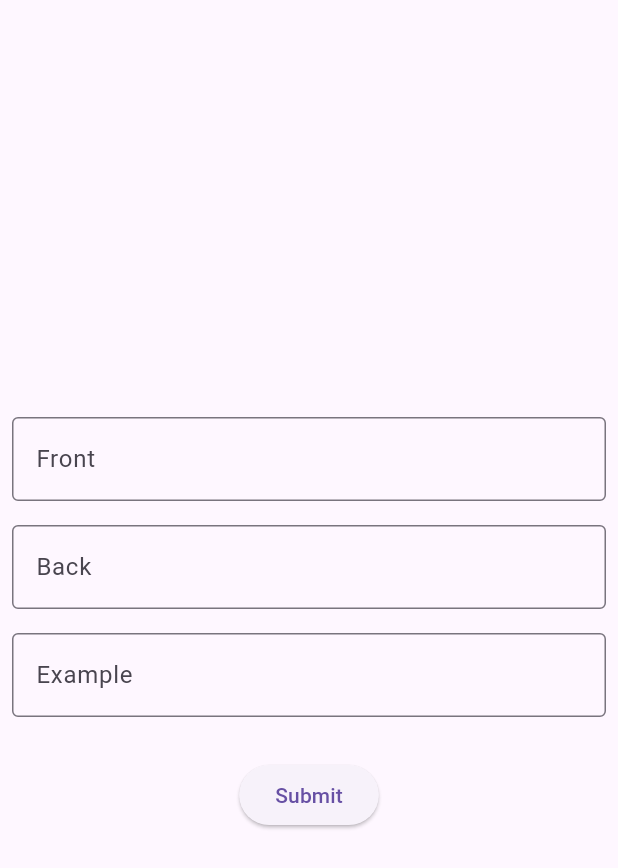
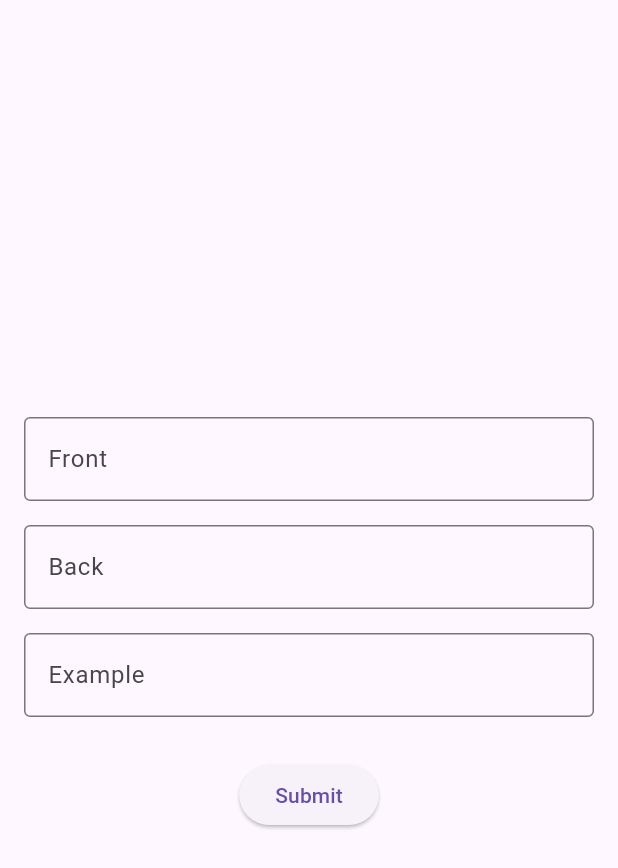
Before and after one commit to mkizhevsk/tf_mobile, a Flutter app: the screen it shows after launch, after a tap on the "add" icon, on a phone screen of 412 x 824 dp. Shown: the top 868 px of the screen. Run offline on Flutter 3.47's test engine with Material 3 defaults, Android fonts, the phone set to English and light mode, and no system bars; our stand-ins replace sqflite; accounts and stored records are empty.

Commit message:
some changes

```diff
--- a/lib/database/app_database.dart
+++ b/lib/database/app_database.dart
@@ -3,6 +3,7 @@ import 'package:path/path.dart';
 import 'package:tf_mobile/model/task.dart';
 import 'package:tf_mobile/model/card.dart';
 import 'package:tf_mobile/assets/constants.dart' as constants;
+// import 'package:tf_mobile/utils/string_random_generator.dart';
 
 const String fileName = "tasks_database.db";
 
@@ -69,7 +70,7 @@ class AppDatabase {
     return result.map((json) => CardEntity.fromJson(json)).toList();
   }
 
-  Future<int> updateCard(CardEntity card) async {
+  Future<int> updateCardOld(CardEntity card) async {
     final db = await instance.database;
     return await db.update(
       cardTableName,
--- a/lib/model/card.dart
+++ b/lib/model/card.dart
@@ -1,5 +1,3 @@
-//import 'package:flutter/foundation.dart';
-
 const String cardTableName = "card";
 
 const String cardIdField = "id";
@@ -20,15 +18,10 @@ const List<String> cardColumns = [
   cardStatusField,
 ];
 
-// const String idType = "INTEGER PRIMARY KEY AUTOINCREMENT";
-// const String textTypeNullable = "TEXT";
-// const String textType = "TEXT NOT NULL";
-//
-
 class CardEntity {
   int? id;
-  String internalCode;
-  DateTime editDateTime;
+  late String internalCode;
+  late DateTime editDateTime;
   String? front;
   String? back;
   String? example;
@@ -44,8 +37,10 @@ class CardEntity {
     this.status,
   });
 
+  CardEntity.empty();
+
   static CardEntity fromJson(Map<String, dynamic> json) => CardEntity(
-        id: json[cardIdField] as int?,
+        id: json[cardIdField] as int,
         internalCode: json[cardInternalCodeField] as String,
         editDateTime: DateTime.parse(json[cardEditDateTimeField] as String),
         front: json[cardFrontField] as String?,
--- a/lib/screens/card_form.dart
+++ b/lib/screens/card_form.dart
@@ -2,11 +2,17 @@ import 'package:flutter/material.dart';
 import 'package:tf_mobile/screens/cards.dart';
 import 'package:tf_mobile/database/app_database.dart';
 import 'package:tf_mobile/model/card.dart';
+import 'package:tf_mobile/stream_manager.dart';
+import 'package:tf_mobile/utils/string_random_generator.dart';
+import 'package:tf_mobile/main.dart';
 
 class CardForm extends StatefulWidget {
-  int cardId;
+  final int cardId;
+  final String front;
+  final String back;
+  final String example;
 
-  CardForm(this.cardId);
+  CardForm(this.cardId, this.front, this.back, this.example);
 
   @override
   State<StatefulWidget> createState() => _CardFormState();
@@ -14,20 +20,42 @@ class CardForm extends StatefulWidget {
 
 class _CardFormState extends State<CardForm> {
   final AppDatabase db = AppDatabase.instance;
-  TextEditingController _front = new TextEditingController();
-  TextEditingController _back = new TextEditingController();
-  TextEditingController _example = new TextEditingController();
+  final TextEditingController _front = TextEditingController();
+  final TextEditingController _back = TextEditingController();
+  final TextEditingController _example = TextEditingController();
+
+  late final CardEntity card;
+
+  static const double paddingValue = 8.0;
+
+  @override
+  void dispose() {
+    _front.dispose();
+    _back.dispose();
+    _example.dispose();
+    super.dispose();
+  }
+
+  @override
+  void initState() {
+    super.initState();
+    _front.text = widget.front;
+    _back.text = widget.back;
+    _example.text = widget.example;
+  }
 
   @override
   Widget build(BuildContext context) {
     print('cardId ${widget.cardId}');
 
     return Scaffold(
-      body: Column(
+      body: Padding(
+        padding: const EdgeInsets.all(paddingValue),
+        child: Column(
           mainAxisAlignment: MainAxisAlignment.center,
           children: [
             Padding(
-            padding: const EdgeInsets.all(8.0),
+              padding: const EdgeInsets.all(paddingValue),
               child: TextField(
                 controller: _front,
                 decoration: const InputDecoration(
@@ -37,7 +65,7 @@ class _CardFormState extends State<CardForm> {
               ),
             ),
             Padding(
-            padding: const EdgeInsets.all(8.0),
+              padding: const EdgeInsets.all(paddingValue),
               child: TextField(
                 controller: _back,
                 decoration: const InputDecoration(
@@ -47,7 +75,7 @@ class _CardFormState extends State<CardForm> {
               ),
             ),
             Padding(
-            padding: const EdgeInsets.all(8.0),
+              padding: const EdgeInsets.all(paddingValue),
               child: TextField(
                 controller: _example,
                 decoration: const InputDecoration(
@@ -60,30 +88,40 @@ class _CardFormState extends State<CardForm> {
               height: 20,
             ),
             ElevatedButton(
-              onPressed: () {
+              onPressed: () async {
+                //CardEntity savedCard;
+                print('widget.cardId ' + widget.cardId.toString());
+                int cardId;
                 if (widget.cardId == 0) {
                   var card = CardEntity(
-                    internalCode: '123456',
+                    internalCode: StringRandomGenerator.instance.getValue(),
                     editDateTime: DateTime.now(),
                     front: _front.text,
                     back: _back.text,
                     example: _example.text,
                     status: 0,
                   );
-                  db.createCard(card);
+                  var newCard = await db.createCard(card);
+                  cardId = newCard.id!;
+                } else {
+                  var updatedCard = await db.getCard(widget.cardId);
+                  updatedCard.front = _front.text;
+                  updatedCard.back = _back.text;
+                  updatedCard.example = _example.text;
+                  cardId = await db.updateCardOld(updatedCard);
+                }
 
-                  //CardTabState.currentCardId = 0;
-                } else {}
+                StreamManager().cardIdSink.add(cardId);
 
-                //_front.text, _back.value, _example.text
-
-                Navigator.of(context).push(
-                  MaterialPageRoute(builder: (context) => CardTab()),
+                // Navigate to another screen
+                Navigator.of(context).pushReplacement(
+                  MaterialPageRoute(builder: (context) => MyHome()),
                 );
-                //CardTab();
               },
-              child: Text('Submit')),
+              child: Text('Submit'),
+            ),
           ],
+        ),
       ),
     );
   }
--- a/lib/screens/cards.dart
+++ b/lib/screens/cards.dart
@@ -1,7 +1,9 @@
 import 'package:flutter/material.dart';
 import 'package:tf_mobile/database/app_database.dart';
-// import 'package:tf_mobile/model/task.dart';
 import 'package:tf_mobile/screens/card_form.dart';
+import 'package:tf_mobile/stream_manager.dart';
+import 'package:tf_mobile/model/card.dart';
+import 'dart:async';
 
 class CardTab extends StatefulWidget {
   const CardTab({super.key});
@@ -11,23 +13,42 @@ class CardTab extends StatefulWidget {
 }
 
 class CardTabState extends State<CardTab> {
-  int currentCardId = 0;
-  int cardsNumber = 0;
+  int currentCardId = 10;
+  bool frontSide = true;
+
   final AppDatabase db = AppDatabase.instance;
 
-  //set currentCardId(int val) => currentCardId = val;
+  StreamSubscription<int>? _subscription;
 
   @override
   void initState() {
     super.initState();
+    print('initState of CardTabState');
+    // Subscribe to the cardId stream
+    _subscription = StreamManager().cardIdStream.listen((cardId) {
+      setState(() {
+        currentCardId = cardId;
+        // Handle any additional logic here, e.g., fetch card details, etc.
+        print('CardTabState Received cardId: $cardId');
+      });
+    });
+    db.getCards().then((value) {
+      for (var card in value) {
+        print(card);
+      }
+    });
+    // db.getCards().then((value) => print(value.length));
+  }
 
-    var cards = db
-        .getCards()
-        .then((value) => {print('initState cards ' + value.length.toString())});
+  @override
+  void dispose() {
+    _subscription?.cancel();
+    super.dispose();
   }
 
   @override
   Widget build(BuildContext context) {
+    print('here1 ' + currentCardId.toString());
     return Scaffold(
       appBar: AppBar(
         leading: IconButton(
@@ -46,37 +67,31 @@ class CardTabState extends State<CardTab> {
             onPressed: () {
               print('actions add');
               setState(() {
-                cardsNumber++;
-                print(cardsNumber);
-
-                Navigator.of(context)
-                    .push(MaterialPageRoute(builder: (context) => CardForm(0)));
-
-                // var task = Task(
-                //   title: 'title $cardsNumber',
-                //   description: 'description $cardsNumber',
-                //   dueDate: DateTime.now(),
-                //   isDone: false,
-                // );
-                // db.createTask(task);
-
-                // db.getTasks().then((tasks) => {print(tasks.length)});
+                Navigator.of(context).push(MaterialPageRoute(
+                    builder: (context) => CardForm(0, '', '', '')));
               });
             },
           ),
         ],
       ),
-      body: const CardBody(),
+      body: CardBody(currentCardId: currentCardId, frontSide: frontSide),
     );
   }
 }
 
 class CardBody extends StatelessWidget {
-  const CardBody({super.key});
+  final int currentCardId;
+  final bool frontSide;
+
+  const CardBody(
+      {Key? key, required this.currentCardId, required this.frontSide})
+      : super(key: key);
 
   @override
   Widget build(context) {
-    return const Column(
+    print('build CardBody');
+    return SingleChildScrollView(
+      child: Column(
         children: [
           Padding(
             padding: EdgeInsets.all(16.0),
@@ -91,7 +106,10 @@ class CardBody extends StatelessWidget {
             padding: EdgeInsets.all(16.0),
             child: ColoredBox(
               color: Color.fromARGB(255, 187, 210, 230),
-            child: CardRow(),
+              child: CardRow(
+                currentCardId: currentCardId,
+                frontSide: frontSide,
+              ),
             ),
           ),
           Padding(
@@ -104,6 +122,7 @@ class CardBody extends StatelessWidget {
             child: ButtomsRow(),
           ),
         ],
+      ),
     );
   }
 }
@@ -118,51 +137,59 @@ class SearchRow extends StatelessWidget {
 }
 
 class CardRow extends StatelessWidget {
-  const CardRow({super.key});
+  final int currentCardId;
+  final bool frontSide;
+
+  const CardRow(
+      {Key? key, required this.currentCardId, required this.frontSide})
+      : super(key: key);
 
   @override
   Widget build(BuildContext context) {
+    print('build CardRow ' + currentCardId.toString());
     final AppDatabase db = AppDatabase.instance;
 
-    db.getCards().then((value) => print('cards ${value.length}'));
+    return FutureBuilder<CardEntity>(
+      future: db.getCard(currentCardId),
+      builder: (context, snapshot) {
+        if (snapshot.connectionState == ConnectionState.waiting) {
+          return CircularProgressIndicator(); // Show a loader while fetching the card
+        } else if (snapshot.hasError) {
+          return Text('Error: ${snapshot.error}');
+        } else if (snapshot.hasData) {
+          final card = snapshot.data!;
 
           return InkWell(
+            onTap: () {
+              // Add your onPressed logic here
+            },
             onLongPress: () {
               print('onLongPress');
-
-        Navigator.of(context)
-            .push(MaterialPageRoute(builder: (context) => CardForm(1)));
-
-        // db.getTasks().then((tasks) {
-        //   var task = tasks[1];
-        //   print(task);
-        //   task.title = 'ssss2';
-        //   db.updateTask(task);
-        //   db.getTasks().then((newTasks) => print(newTasks[1]));
-        //   db.getTask(15).then((value) => print(value));
-        // });
+              Navigator.of(context).push(MaterialPageRoute(
+                  builder: (context) => CardForm(
+                      currentCardId, card.front!, card.back!, card.example!)));
             },
             child: Ink(
               color: const Color.fromARGB(255, 187, 210, 230),
-        // child: const Center(
-        //   child: Text(
-        //       'Lorem ipsum dolor sit amet, consectetuer adipiscing elit. Aenean commodo ligula eget dolor. Aenean massa. Cum sociis natoque penatibus et magnis dis parturient montes, nascetur ridiculus mus. Donec quam felis, ultricies nec, pellentesque eu, pretium quis, sem. Nulla consequat massa quis enim. Donec pede justo, fringilla vel, aliquet nec, vulputate eget, arcu. In enim justo, rhoncus ut, imperdiet a, venenatis vitae, justo. Nullam dictum felis eu pede'),
-        // ),
-        child: const Column(
+              child: Column(
                 children: [
                   Padding(
                     padding: EdgeInsets.all(10.0),
-              child: Text(
-                  'Lorem ipsum dolor sit amet, rhoncus ut, imperdiet a, venenatis vitae, justo. Nullam dictum felis eu pede'),
+                    child: Text(frontSide ? card.front! : card.back!),
                   ),
                   Padding(
                     padding: EdgeInsets.all(10.0),
-              child: Text(
-                  'Lorem ipsum dolor sit sem. Nulla consequat massa quis enim. Donec pede justo, fringilla vel, aliquet nec, vulputate eget, arcu. In enim justo, rhoncus ut, imperdiet a, venenatis vitae, justo. Nullam dictum felis eu pede'),
+                    child: Text(frontSide ? '' : card.example!),
                   ),
                 ],
               ),
             ),
+          );
+        } else {
+          // Handle the case where snapshot.data is null
+          return Text('No data available');
+        }
+      },
     );
   }
 }
--- /dev/null
+++ b/lib/stream_manager.dart
@@ -0,0 +1,17 @@
+import 'dart:async';
+
+class StreamManager {
+  static final StreamManager _instance = StreamManager._internal();
+  factory StreamManager() => _instance;
+  StreamManager._internal();
+
+  final StreamController<int> _cardIdController =
+      StreamController<int>.broadcast();
+
+  Stream<int> get cardIdStream => _cardIdController.stream;
+  Sink<int> get cardIdSink => _cardIdController.sink;
+
+  void dispose() {
+    _cardIdController.close();
+  }
+}
--- /dev/null
+++ b/lib/utils/string_random_generator.dart
@@ -0,0 +1,25 @@
+import 'dart:math';
+
+class StringRandomGenerator {
+  // Private constructor
+  StringRandomGenerator._privateConstructor();
+
+  // Singleton instance
+  static final StringRandomGenerator _instance =
+      StringRandomGenerator._privateConstructor();
+
+  // Getter to access the singleton instance
+  static StringRandomGenerator get instance => _instance;
+
+  final Random _rng = Random();
+  final String _characters = "0123456789ABCDEFGHIJKLMNOPQRSTUVWXYZ";
+
+  String _generateString(int length) {
+    return String.fromCharCodes(Iterable.generate(length,
+        (_) => _characters.codeUnitAt(_rng.nextInt(_characters.length))));
+  }
+
+  String getValue() {
+    return _generateString(14);
+  }
+}
```
Also changed, not shown: lib/main.dart (+12 -2 lines). Lines whose indentation alone changed are shown as unchanged.
